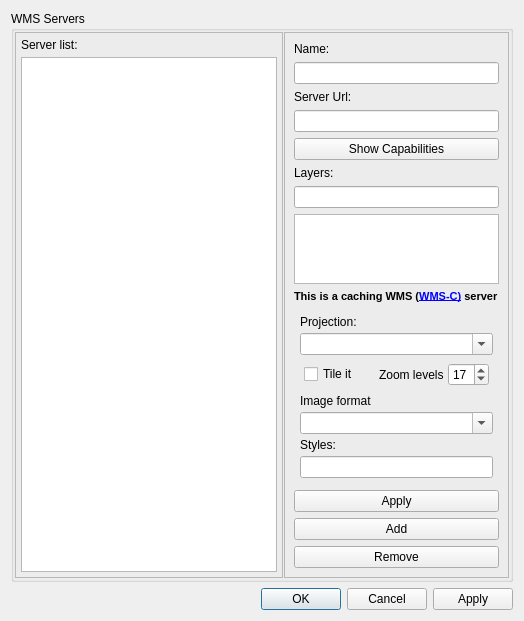
openstreetmap/merkaartor, file src/Preferences/WMSPreferencesDialog.ui: the form before one commit.
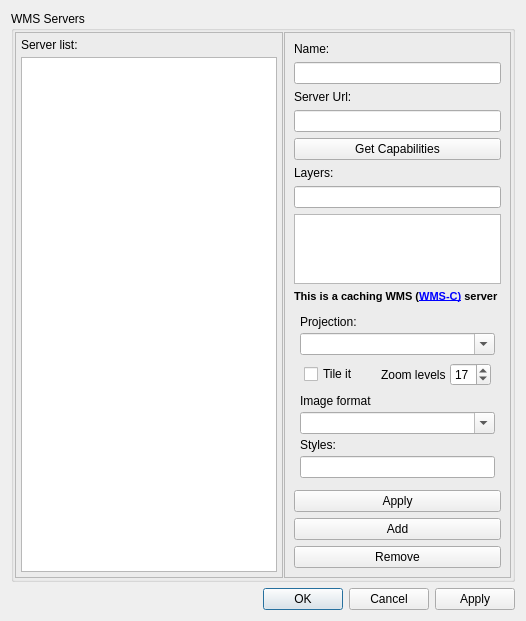
The form after the commit.

Patch:
```diff
--- a/src/Preferences/WMSPreferencesDialog.ui
+++ b/src/Preferences/WMSPreferencesDialog.ui
@@ -6,7 +6,7 @@
    <rect>
     <x>0</x>
     <y>0</y>
-    <width>497</width>
+    <width>526</width>
     <height>604</height>
    </rect>
   </property>
@@ -100,7 +100,7 @@
          <item>
           <widget class="QPushButton" name="btShowCapabilities">
            <property name="text">
-            <string>Show Capabilities</string>
+            <string>Get Capabilities</string>
            </property>
           </widget>
          </item>
```
